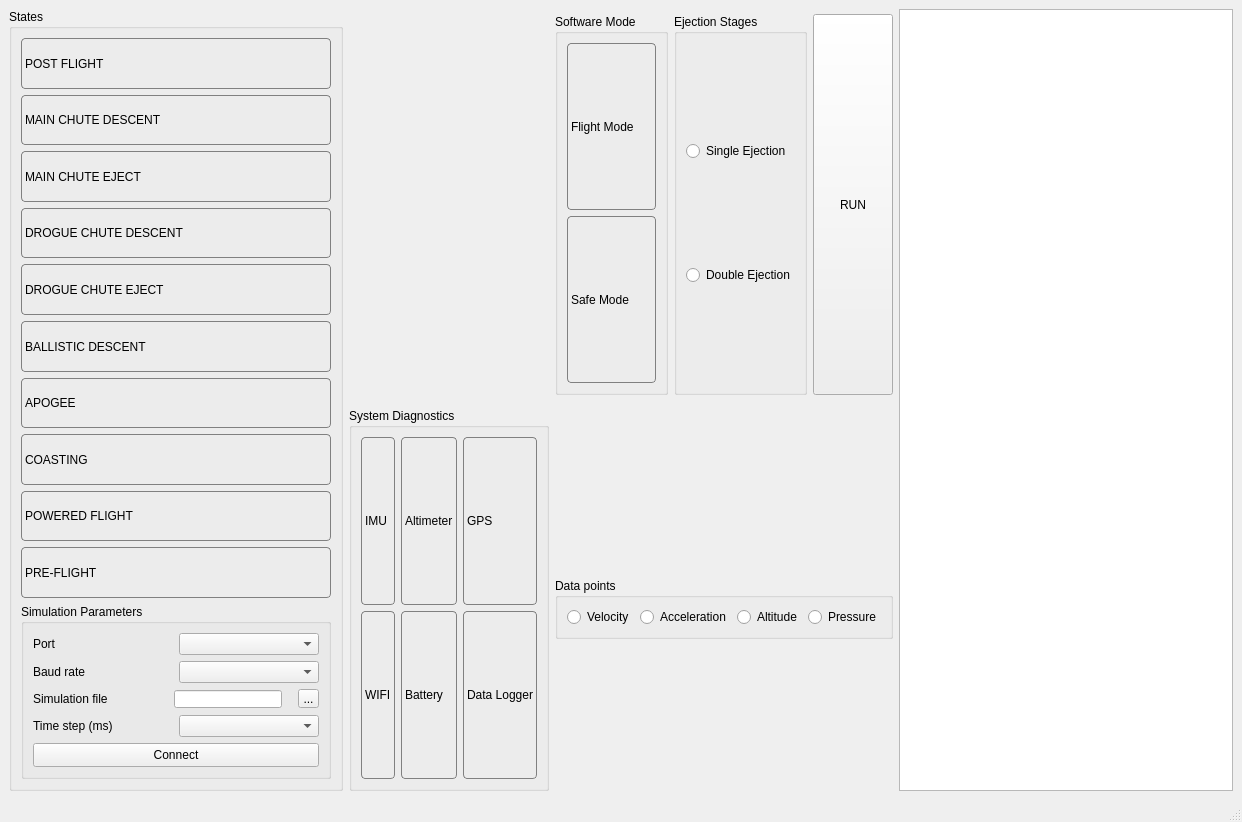
The window that app/NaFCSE/mainwindow.ui (bytecod3/Nakuja-Flight-Computer-Simulation-Engine) describes before a commit, drawn with Qt 5.
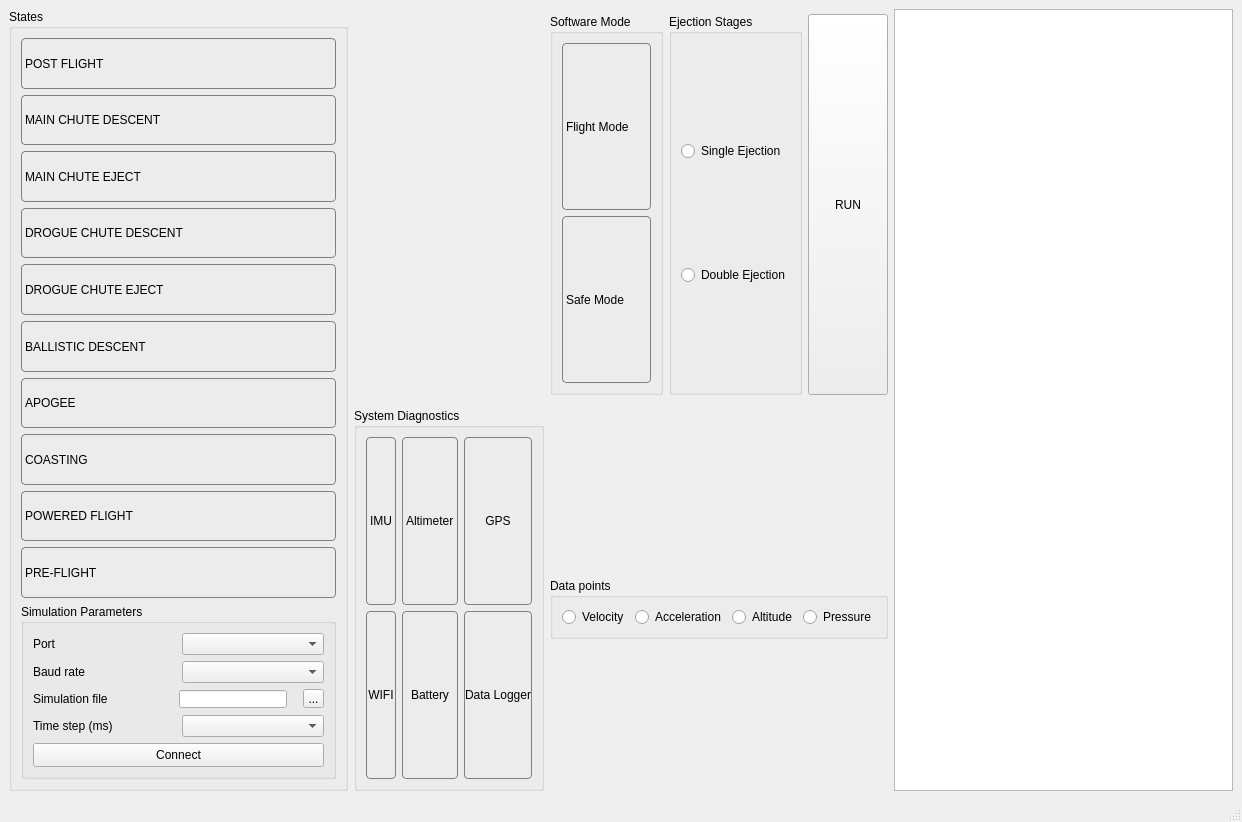
The same window after the commit. Icons and pictures are not drawn.

Commit message: adds flight state UI update

The edit to the form file:
```diff
--- a/app/NaFCSE/mainwindow.ui
+++ b/app/NaFCSE/mainwindow.ui
@@ -308,6 +308,9 @@
              <property name="text">
               <string>WIFI</string>
              </property>
+             <property name="alignment">
+              <set>Qt::AlignCenter</set>
+             </property>
              <property name="margin">
               <number>4</number>
              </property>
@@ -323,6 +326,9 @@
              <property name="text">
               <string>GPS</string>
              </property>
+             <property name="alignment">
+              <set>Qt::AlignCenter</set>
+             </property>
              <property name="margin">
               <number>4</number>
              </property>
@@ -330,6 +336,12 @@
            </item>
            <item row="0" column="0">
             <widget class="QLabel" name="label_17">
+             <property name="minimumSize">
+              <size>
+               <width>30</width>
+               <height>1</height>
+              </size>
+             </property>
              <property name="styleSheet">
               <string notr="true">border: 1px solid gray;
 border-radius: 4px;
@@ -338,6 +350,9 @@
              <property name="text">
               <string>IMU</string>
              </property>
+             <property name="alignment">
+              <set>Qt::AlignCenter</set>
+             </property>
              <property name="margin">
               <number>4</number>
              </property>
@@ -353,6 +368,9 @@
              <property name="text">
               <string>Battery</string>
              </property>
+             <property name="alignment">
+              <set>Qt::AlignCenter</set>
+             </property>
              <property name="margin">
               <number>4</number>
              </property>
@@ -368,6 +386,9 @@
              <property name="text">
               <string>Data Logger</string>
              </property>
+             <property name="alignment">
+              <set>Qt::AlignCenter</set>
+             </property>
              <property name="margin">
               <number>4</number>
              </property>
```
Left out of the diff: 23 changed lines with no effect on the pictures. The commit also changes 4 other files.
